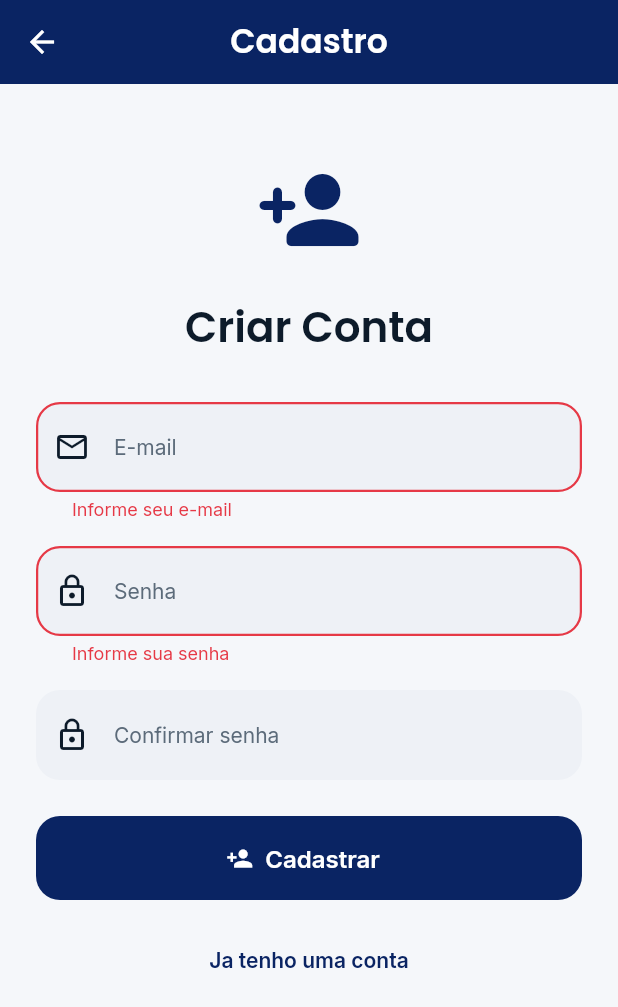
After one commit to ticinaia/BancoFinTench, a Flutter app: the CadastroPage screen opened by its route, after a tap on "Cadastrar", on a phone screen of 412 x 824 dp. The commit adds this screen. Shown: the top 1007 px of the screen. Run offline on Flutter 3.47's test engine with Material 3 defaults, Android fonts, the phone set to English and light mode, and no system bars; our stand-ins replace cloud_firestore, dio, firebase_auth, firebase_core, flutter_secure_storage, google_fonts and 2 more; accounts and stored records are empty.

Commit message:
Implementa  Tela de Login e Cadastro e Biometria

```diff
--- a/lib/app/routes/app_routes.dart
+++ b/lib/app/routes/app_routes.dart
@@ -5,4 +5,5 @@ class AppRoutes {
   static const String splash = '/';
   static const String login = '/login';
   static const String home = '/home';
+  static const String cadastro = '/cadastro';
 }
--- a/lib/app/routes/routes.dart
+++ b/lib/app/routes/routes.dart
@@ -1,5 +1,6 @@
 import 'package:flutter/material.dart';
 import 'app_routes.dart';
+import '../../features/auth/presentation/pages/cadastro_page.dart';
 
 // Páginas (serão criadas conforme o projeto evolui)
 import '../../features/splash/presentation/pages/splash_page.dart';
@@ -20,6 +21,8 @@ class AppRouter {
       case AppRoutes.home:
         return _buildRoute(const HomePage(), settings);
 
+      case AppRoutes.cadastro:
+        return _buildRoute(const CadastroPage(), settings);
       default:
         return _buildRoute(
           const _NotFoundPage(),
--- /dev/null
+++ b/lib/features/auth/presentation/pages/cadastro_page.dart
@@ -0,0 +1,188 @@
+import 'package:firebase_auth/firebase_auth.dart';
+import 'package:flutter/material.dart';
+
+import '../../../../app/routes/app_routes.dart';
+import '../../../../app/theme/app_colors.dart';
+import '../../data/repositories/auth_repository.dart';
+
+class CadastroPage extends StatefulWidget {
+  const CadastroPage({super.key});
+
+  @override
+  State<CadastroPage> createState() => _CadastroPageState();
+}
+
+class _CadastroPageState extends State<CadastroPage> {
+  final _formKey = GlobalKey<FormState>();
+  final _emailController = TextEditingController();
+  final _senhaController = TextEditingController();
+  final _confirmarSenhaController = TextEditingController();
+  final _authRepository = AuthRepository();
+
+  bool _carregando = false;
+
+  @override
+  void dispose() {
+    _emailController.dispose();
+    _senhaController.dispose();
+    _confirmarSenhaController.dispose();
+    super.dispose();
+  }
+
+  Future<void> _cadastrar() async {
+    if (!_formKey.currentState!.validate()) return;
+
+    if (!_authRepository.isAvailable) {
+      _mostrarErro(
+          'Firebase indisponivel. Habilite Authentication no console.');
+      return;
+    }
+
+    setState(() => _carregando = true);
+
+    try {
+      await _authRepository.signInOrCreateUser(
+        email: _emailController.text.trim(),
+        password: _senhaController.text.trim(),
+      );
+
+      if (!mounted) return;
+      Navigator.pushReplacementNamed(context, AppRoutes.home);
+    } on FirebaseAuthException catch (erro) {
+      if (!mounted) return;
+      _mostrarErro(_mensagemFirebaseAuth(erro));
+    } on FirebaseException catch (erro) {
+      if (!mounted) return;
+      _mostrarErro(
+        'Erro no Firebase (${erro.plugin}/${erro.code}). Confira as regras e servicos habilitados.',
+      );
+    } catch (erro) {
+      if (!mounted) return;
+      _mostrarErro('Nao foi possivel criar a conta: $erro');
+    } finally {
+      if (mounted) setState(() => _carregando = false);
+    }
+  }
+
+  String _mensagemFirebaseAuth(FirebaseAuthException erro) {
+    switch (erro.code) {
+      case 'email-already-in-use':
+        return 'Este e-mail ja esta cadastrado. Volte para o login.';
+      case 'invalid-email':
+        return 'Informe um e-mail valido.';
+      case 'operation-not-allowed':
+        return 'Login por e-mail/senha nao foi habilitado no Firebase Authentication.';
+      case 'weak-password':
+        return 'A senha e muito fraca. Use pelo menos 6 caracteres.';
+      default:
+        return 'Erro no Firebase Auth (${erro.code}).';
+    }
+  }
+
+  void _mostrarErro(String mensagem) {
+    ScaffoldMessenger.of(context).showSnackBar(
+      SnackBar(content: Text(mensagem)),
+    );
+  }
+
+  @override
+  Widget build(BuildContext context) {
+    return Scaffold(
+      appBar: AppBar(title: const Text('Cadastro')),
+      body: SafeArea(
+        child: ListView(
+          padding: const EdgeInsets.all(24),
+          children: [
+            const SizedBox(height: 24),
+            const Icon(
+              Icons.person_add_rounded,
+              color: AppColors.primary,
+              size: 72,
+            ),
+            const SizedBox(height: 24),
+            Text(
+              'Criar Conta',
+              textAlign: TextAlign.center,
+              style: Theme.of(context).textTheme.headlineMedium,
+            ),
+            const SizedBox(height: 32),
+            Form(
+              key: _formKey,
+              child: Column(
+                children: [
+                  TextFormField(
+                    controller: _emailController,
+                    keyboardType: TextInputType.emailAddress,
+                    decoration: const InputDecoration(
+                      labelText: 'E-mail',
+                      prefixIcon: Icon(Icons.email_outlined),
+                    ),
+                    validator: (valor) {
+                      if (valor == null || valor.trim().isEmpty) {
+                        return 'Informe seu e-mail';
+                      }
+                      if (!valor.contains('@')) {
+                        return 'Informe um e-mail valido';
+                      }
+                      return null;
+                    },
+                  ),
+                  const SizedBox(height: 16),
+                  TextFormField(
+                    controller: _senhaController,
+                    obscureText: true,
+                    decoration: const InputDecoration(
+                      labelText: 'Senha',
+                      prefixIcon: Icon(Icons.lock_outline),
+                    ),
+                    validator: (valor) {
+                      if (valor == null || valor.trim().isEmpty) {
+                        return 'Informe sua senha';
+                      }
+                      if (valor.length < 6) {
+                        return 'A senha deve ter pelo menos 6 caracteres';
+                      }
+                      return null;
+                    },
+                  ),
+                  const SizedBox(height: 16),
+                  TextFormField(
+                    controller: _confirmarSenhaController,
+                    obscureText: true,
+                    decoration: const InputDecoration(
+                      labelText: 'Confirmar senha',
+                      prefixIcon: Icon(Icons.lock_outline),
+                    ),
+                    validator: (valor) {
+                      if (valor != _senhaController.text) {
+                        return 'As senhas nao coincidem';
+                      }
+                      return null;
+                    },
+                  ),
+                ],
+              ),
+            ),
+            const SizedBox(height: 24),
+            ElevatedButton.icon(
+              onPressed: _carregando ? null : _cadastrar,
+              icon: _carregando
+                  ? const SizedBox(
+                      width: 18,
+                      height: 18,
+                      child: CircularProgressIndicator(strokeWidth: 2),
+                    )
+                  : const Icon(Icons.person_add),
+              label: Text(_carregando ? 'Cadastrando...' : 'Cadastrar'),
+            ),
+            const SizedBox(height: 16),
+            TextButton(
+              onPressed: () => Navigator.pop(context),
+              child: const Text('Ja tenho uma conta'),
+            ),
+          ],
+        ),
+      ),
+    );
+  }
+}
--- a/lib/features/auth/presentation/pages/login_page.dart
+++ b/lib/features/auth/presentation/pages/login_page.dart
@@ -32,8 +32,7 @@ class _LoginPageState extends State<LoginPage> {
 
     if (!_authRepository.isAvailable) {
       _showError(
-        'Firebase indisponivel. Confira se Authentication e Firestore foram '
-        'habilitados no console.',
+        'Firebase indisponivel. Confira se Authentication e Firestore foram habilitados no console.',
       );
       return;
     }
@@ -135,12 +134,18 @@ class _LoginPageState extends State<LoginPage> {
               onPressed: _isLoading ? null : _login,
               icon: _isLoading
                   ? const SizedBox(
-                      width: 18,
-                      height: 18,
-                      child: CircularProgressIndicator(strokeWidth: 2),
-                    )
+                width: 18,
+                height: 18,
+                child: CircularProgressIndicator(strokeWidth: 2),
+              )
                   : const Icon(Icons.login),
               label: Text(_isLoading ? 'Entrando...' : 'Entrar'),
+            ),
+            const SizedBox(height: 16),
+            TextButton.icon(
+              onPressed: () => Navigator.pushNamed(context, AppRoutes.cadastro),
+              icon: const Icon(Icons.person_add),
+              label: const Text('Nao tenho conta. Cadastrar'),
             ),
           ],
         ),
--- a/lib/main.dart
+++ b/lib/main.dart
@@ -1,11 +1,13 @@
 import 'package:flutter/material.dart';
 import 'package:flutter/services.dart';
-
 import 'app/routes/routes.dart';
 import 'app/routes/app_routes.dart';
 import 'app/theme/app_theme.dart';
 import 'core/constants/app_constants.dart';
 import 'core/services/app_plugins.dart';
+import 'package:firebase_core/firebase_core.dart';
+import 'firebase_options.dart';
+
 
 Future<void> main() async {
   WidgetsFlutterBinding.ensureInitialized();
@@ -44,7 +46,7 @@ class BancoFinTechApp extends StatelessWidget {
       themeMode: ThemeMode.system,
 
       // Rota inicial
-      initialRoute: AppRoutes.splash,
+      initialRoute: AppRoutes.login,
 
       // Gerador de rotas nomeadas
       onGenerateRoute: AppRouter.onGenerateRoute,
```
Also changed, not shown: lib/features/home/presentation/pages/home_page.dart (+77 -7 lines), pubspec.lock, pubspec.yaml (line endings or trailing spaces), 2 other files.
